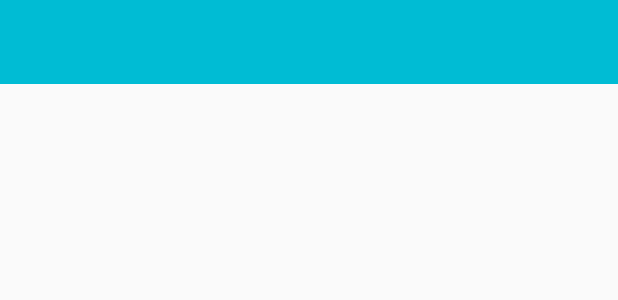
After one commit to klod9288/NewLive, an Android app: the layout toolbar_slide.xml on its own in the app's theme, with its tools: preview values and no code run, on a phone screen of 412 x 824 dp. The commit adds this screen. Shown: the top 300 px of the screen. Run offline under Robolectric (Android 15) with nearby library versions, the phone set to English and light mode, and no system bars.

Commit message:
put ta lara. Ho ho

```diff
--- a/app/src/main/AndroidManifest.xml
+++ b/app/src/main/AndroidManifest.xml
@@ -11,7 +11,8 @@
         android:roundIcon="@mipmap/ic_launcher_round"
         android:supportsRtl="true"
         android:theme="@style/AppTheme">
-        <activity android:name=".RegisterFragment"></activity>
+        <activity android:name=".ToolbarSlide"></activity>
+        <activity android:name=".RegisterFragment" />
         <activity
             android:name=".MainActivity"
             android:screenOrientation="portrait">
--- a/app/src/main/res/layout/fragment_main.xml
+++ b/app/src/main/res/layout/fragment_main.xml
@@ -41,7 +41,7 @@
 
         <!--User-->
         <EditText
-            android:id="@+id/edtUser"
+            android:id="@+id/edtUserMain"
             android:background="@drawable/user"
             android:textSize="@dimen/h4"
             android:inputType="text"
@@ -51,7 +51,7 @@
 
         <!--Password-->
         <EditText
-            android:id="@+id/edtPassword"
+            android:id="@+id/edtPasswordMain"
             android:background="@drawable/password"
             android:textSize="@dimen/h4"
             android:inputType="textPassword"
@@ -61,7 +61,7 @@
 
         <!--Login-->
         <Button
-            android:id="@+id/btnLogin"
+            android:id="@+id/btnSignIn"
             android:textColor="#ffffff"
             android:background="@drawable/button"
             android:text="@string/login"
--- /dev/null
+++ b/app/src/main/res/layout/toolbar_slide.xml
@@ -0,0 +1,23 @@
+<?xml version="1.0" encoding="utf-8"?>
+<LinearLayout xmlns:android="http://schemas.android.com/apk/res/android"
+    android:id="@+id/layoutToolbar"
+    android:layout_width="match_parent"
+    android:layout_height="match_parent"
+    android:orientation="vertical">
+
+    <android.support.v7.widget.Toolbar
+        android:id="@+id/toolbarSlide"
+        android:background="@color/colorPrimary"
+        android:theme="@style/ThemeOverlay.AppCompat.Dark.ActionBar"
+        android:layout_width="match_parent"
+        android:layout_height="?attr/actionBarSize"/>
+
+    <ListView
+        android:id="@+id/livToolbarSlide"
+        android:layout_width="match_parent"
+        android:layout_height="match_parent">
+
+    </ListView>
+
+
+</LinearLayout>
--- a/app/src/main/res/values/strings.xml
+++ b/app/src/main/res/values/strings.xml
@@ -6,4 +6,7 @@
     <string name="login">Login</string>
     <string name="name">Name :</string>
     <string name="new_register">New Register</string>
+    <string name="title_HaveSpace">มีช่องว่างดูสิ</string>
+    <string name="message_HaveSpace">มันมีช่องว่างดูดีดี</string>
+
 </resources>
--- a/app/src/main/res/values/styles.xml
+++ b/app/src/main/res/values/styles.xml
@@ -1,7 +1,7 @@
 <resources>
 
     <!-- Base application theme. -->
-    <style name="AppTheme" parent="Theme.AppCompat.Light.DarkActionBar">
+    <style name="AppTheme" parent="Theme.AppCompat.Light.NoActionBar">
         <!-- Customize your theme here. -->
         <item name="colorPrimary">@color/colorPrimary</item>
         <item name="colorPrimaryDark">@color/colorPrimaryDark</item>
```
Also changed, not shown: app/src/main/java/srongklod_bangtamruat/p/newlive/GetUserWhereUserThead.java (deleted, +0 -22 lines), app/src/main/java/srongklod_bangtamruat/p/newlive/MainFragment.java (+38 -67 lines), app/src/main/java/srongklod_bangtamruat/p/newlive/MyAlert.java (added, +31 -0 lines), app/src/main/java/srongklod_bangtamruat/p/newlive/MyConstant.java (+14 -1 lines), app/src/main/java/srongklod_bangtamruat/p/newlive/RegisterFragment.java (+13 -17 lines), app/src/main/java/srongklod_bangtamruat/p/newlive/ToolbarSlide.java (added, +31 -0 lines).
